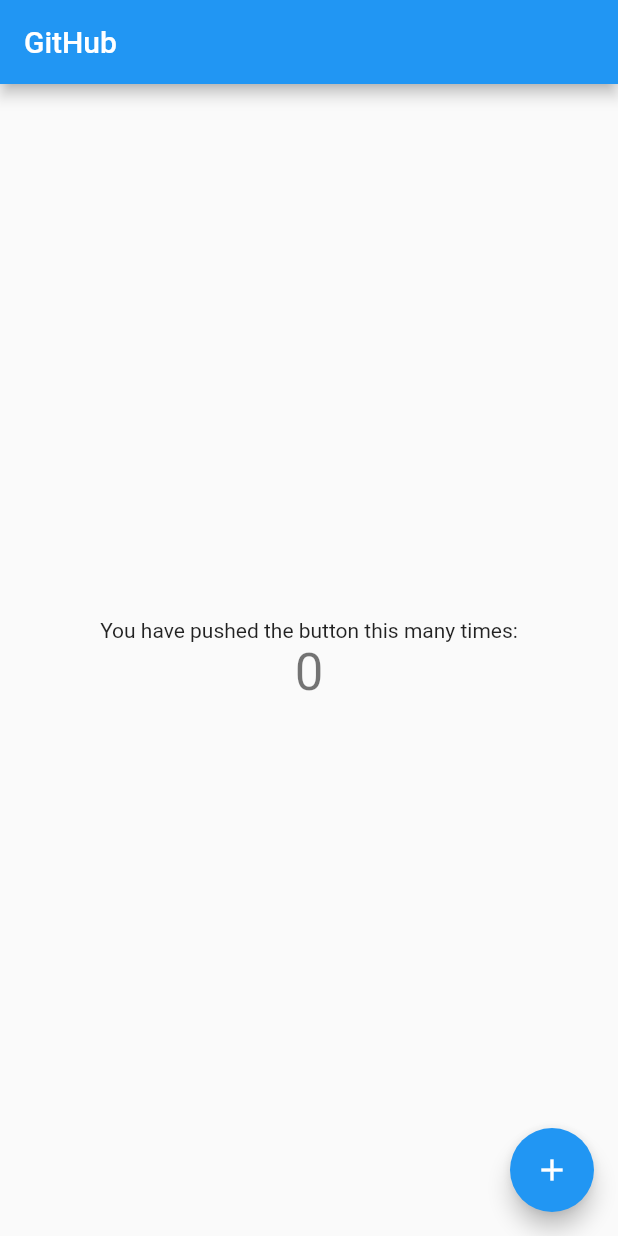
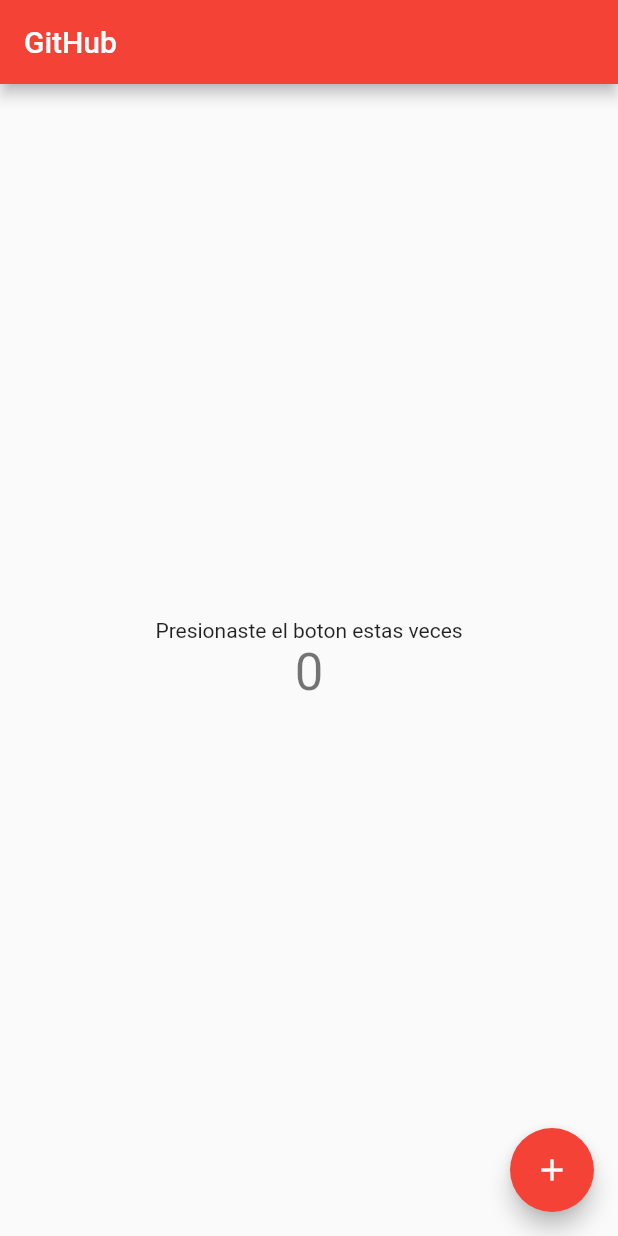
Before and after one commit to washington007/Git_GitHub, a Flutter app: the screen it shows after launch, on a phone screen of 412 x 824 dp. Run offline on Flutter 3.47's test engine with Material 2 defaults, Android fonts, the phone set to English and light mode, and no system bars.

Commit message:
Se cambio el color de la interfaz y se cambio el idioma

```diff
--- a/lib/main.dart
+++ b/lib/main.dart
@@ -8,10 +8,11 @@ class MyApp extends StatelessWidget {
   @override
   Widget build(BuildContext context) {
     return MaterialApp(
+      debugShowCheckedModeBanner: false,
       title: 'Curso Git',
       theme: ThemeData(
 
-        primarySwatch: Colors.blue,
+        primarySwatch: Colors.red,
       ),
       home: MyHomePage(title: 'GitHub'),
     );
@@ -52,7 +53,7 @@ class _MyHomePageState extends State<MyHomePage> {
           mainAxisAlignment: MainAxisAlignment.center,
           children: <Widget>[
             Text(
-              'You have pushed the button this many times:',
+              'Presionaste el boton estas veces',
             ),
             Text(
               '$_counter',
```
